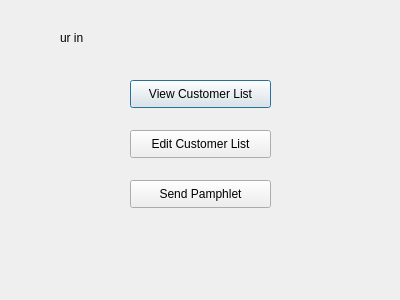
Qt form loginscreen/secdialog.ui (jgrady15/CS1C-Project-1) before a commit.
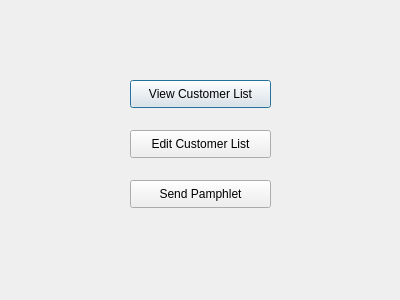
The same form after that commit.

```diff
--- a/loginscreen/secdialog.ui
+++ b/loginscreen/secdialog.ui
@@ -13,19 +13,9 @@
   <property name="windowTitle">
    <string>Dialog</string>
   </property>
-  <widget class="QLabel" name="label">
-   <property name="geometry">
-    <rect>
-     <x>60</x>
-     <y>30</y>
-     <width>56</width>
-     <height>16</height>
-    </rect>
-   </property>
-   <property name="text">
-    <string>ur in</string>
-   </property>
-  </widget>
+  <property name="styleSheet">
+   <string notr="true"/>
+  </property>
   <widget class="QPushButton" name="customerList_pushButton">
    <property name="geometry">
     <rect>
```
